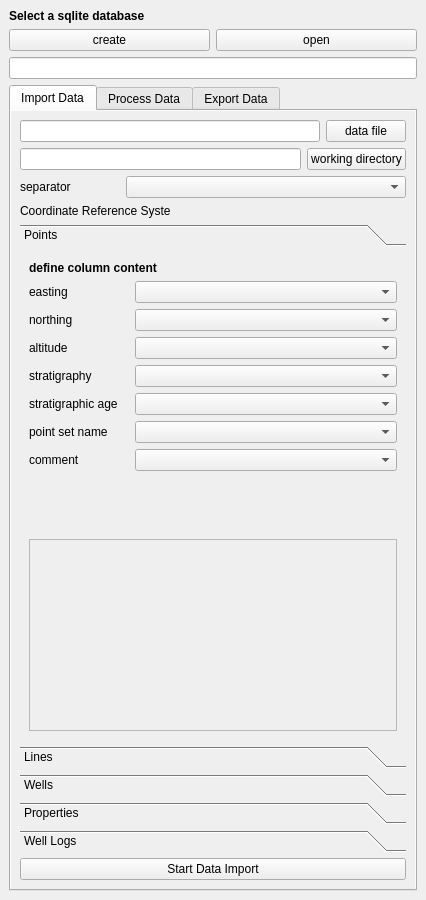
The window that geological_data_processing_dockwidget_base_2.ui (stdonn/GeologicalDataProcessing) describes before a commit, drawn with Qt 5.
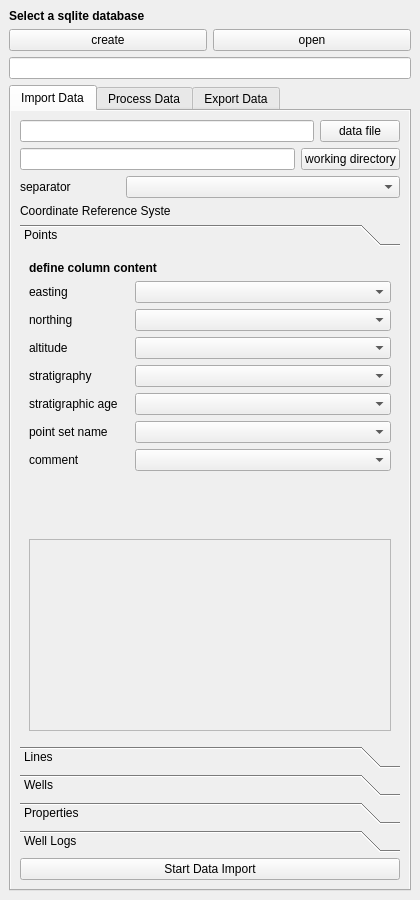
The same window after the commit. Icons and pictures are not drawn. Custom widgets are drawn as their Qt base class.

Diff of the .ui file:
```diff
--- a/geological_data_processing_dockwidget_base_2.ui
+++ b/geological_data_processing_dockwidget_base_2.ui
@@ -6,7 +6,7 @@
    <rect>
     <x>0</x>
     <y>0</y>
-    <width>426</width>
+    <width>420</width>
     <height>900</height>
    </rect>
   </property>
@@ -25,8 +25,38 @@
   </property>
   <widget class="QWidget" name="dockWidgetContents">
    <layout class="QVBoxLayout" name="verticalLayout_2">
+    <property name="spacing">
+     <number>6</number>
+    </property>
+    <property name="leftMargin">
+     <number>9</number>
+    </property>
+    <property name="topMargin">
+     <number>9</number>
+    </property>
+    <property name="rightMargin">
+     <number>9</number>
+    </property>
+    <property name="bottomMargin">
+     <number>9</number>
+    </property>
     <item>
      <layout class="QVBoxLayout" name="verticalLayout">
+      <property name="spacing">
+       <number>6</number>
+      </property>
+      <property name="leftMargin">
+       <number>0</number>
+      </property>
+      <property name="topMargin">
+       <number>0</number>
+      </property>
+      <property name="rightMargin">
+       <number>0</number>
+      </property>
+      <property name="bottomMargin">
+       <number>0</number>
+      </property>
       <item alignment="Qt::AlignTop">
        <widget class="QLabel" name="label">
         <property name="sizePolicy">
@@ -233,7 +263,7 @@
                 <rect>
                  <x>0</x>
                  <y>0</y>
-                 <width>363</width>
+                 <width>357</width>
                  <height>431</height>
                 </rect>
                </property>
```
Left out of the diff: 13 changed lines with no effect on the pictures.
